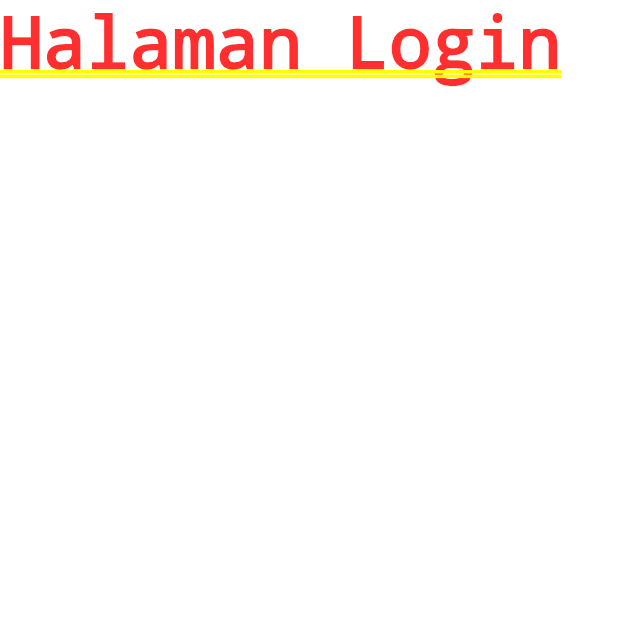
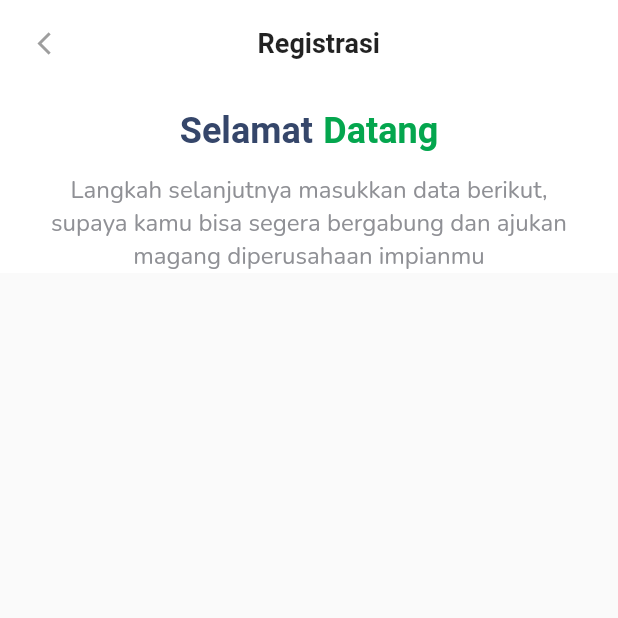
Before and after one commit to solehfuddin/InternApp, a Flutter app: the screen it shows after launch, after a tap on "Ayo Mulai", on a phone screen of 412 x 824 dp, the top half of it. Run offline on Flutter 3.47's test engine with Material 2 defaults, Android fonts, the phone set to English and light mode, and no system bars.

Commit message:
Penambahan halaman registrasi

```diff
--- a/lib/screen/Intro.dart
+++ b/lib/screen/Intro.dart
@@ -56,7 +56,7 @@ class IntroScreen extends StatelessWidget {
               fontColor: Colors.white,
               bgColor: Color(0xff35466A),
               borderColor: Color(0xff35466A),
-              borderRadius: 18,
+              borderRadius: 24,
               onPressed: () {
                 Navigator.push(context, MaterialPageRoute(builder: (context) {
                   return LoginScreen();
--- a/lib/screen/Login.dart
+++ b/lib/screen/Login.dart
@@ -1,4 +1,7 @@
 import 'package:flutter/material.dart';
+import 'package:internship_app/widget/WidgetAppbar.dart';
+import 'package:internship_app/widget/WidgetIntroContent.dart';
+import 'package:internship_app/widget/WidgetIntroTitle.dart';
 
 class LoginScreen extends StatefulWidget {
   @override
@@ -8,8 +11,44 @@ class LoginScreen extends StatefulWidget {
 class _LoginScreenState extends State<LoginScreen> {
   @override
   Widget build(BuildContext context) {
-    return Container(
-      child: Text('Halaman Login'),
+    return MaterialApp(
+      title: 'Internship app',
+      theme: ThemeData(),
+      home: Scaffold(
+        body: SingleChildScrollView(
+          child: Container(
+            color: Colors.white,
+            child: Column(
+              children: [
+                WidgetAppbar(
+                  onPressed: () {
+                    Navigator.pop(context);
+                  },
+                ),
+                WidgetIntroTitle(
+                  spaceTop: 15,
+                  spaceLine: 7,
+                  fontSize: 24,
+                  primaryColor: Color(0xff35466A),
+                  secondColor: Color(0xff04A64E),
+                  fontweight: FontWeight.w600,
+                  textTopPrimary: "Selamat",
+                  textTopSecond: "Datang",
+                ),
+                SizedBox(height: 15),
+                WidgetIntroContent(
+                  description:
+                  'Langkah selanjutnya masukkan data berikut, supaya kamu bisa segera bergabung dan ajukan magang diperusahaan impianmu',
+                  fontSize: 16,
+                  fontFamily: 'Nunito',
+                  fontWeight: FontWeight.w400,
+                  fontColor: Color(0xff8F9095),
+                ),
+              ],
+            ),
+          ),
+        ),
+      ),
     );
   }
 }
--- /dev/null
+++ b/lib/widget/WidgetAppbar.dart
@@ -0,0 +1,46 @@
+import 'package:flutter/material.dart';
+
+class WidgetAppbar extends StatelessWidget {
+  final onPressed;
+
+  WidgetAppbar({
+    this.onPressed,
+  });
+
+  @override
+  Widget build(BuildContext context) {
+    return Container(
+      color: Colors.white,
+      padding: EdgeInsets.symmetric(
+        horizontal: 10,
+        vertical: 5,
+      ),
+      child: Row(
+        children: [
+          IconButton(
+            iconSize: 18,
+            onPressed: onPressed,
+            icon: Icon(
+              Icons.arrow_back_ios,
+              color: Colors.grey,
+            ),
+          ),
+          Expanded(
+            child: Padding(
+              padding: EdgeInsets.only(right: 35),
+              child: Text(
+                'Registrasi',
+                textAlign: TextAlign.center,
+                style: TextStyle(
+                  fontSize: 18,
+                  fontWeight: FontWeight.w600,
+                  color: Colors.black87,
+                ),
+              ),
+            ),
+          ),
+        ],
+      ),
+    );
+  }
+}
```
